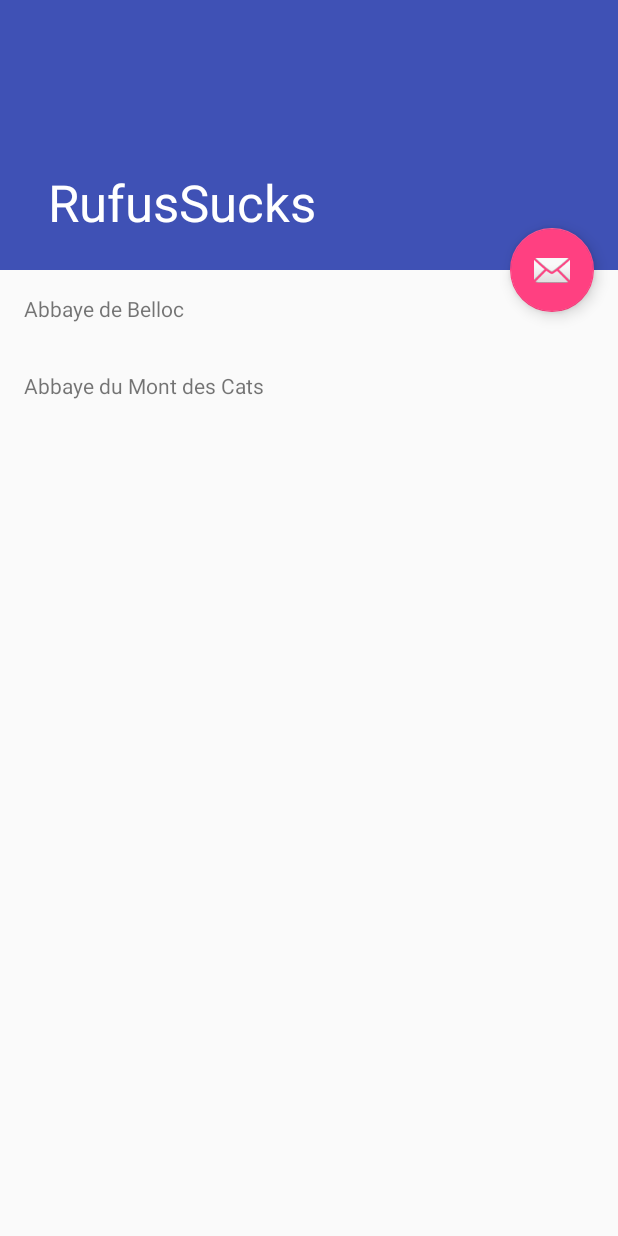
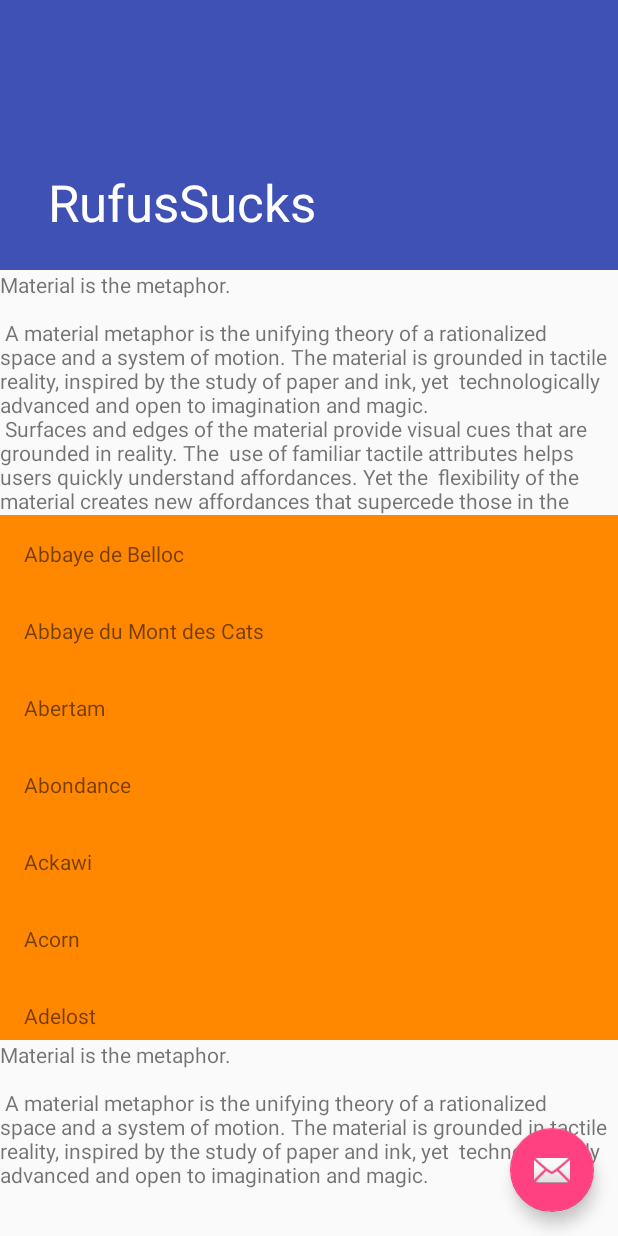
Before and after one commit to DukeCabbage/RufusSucks, an Android app: the screen it shows after launch (ScrollingActivity), on a phone screen of 412 x 824 dp. Run offline under Robolectric (Android 15) with nearby library versions, the phone set to English and light mode, and no system bars.

Commit message:
less hack

```diff
--- a/app/build.gradle
+++ b/app/build.gradle
@@ -22,6 +22,6 @@ android {
 dependencies {
     compile fileTree(dir: 'libs', include: ['*.jar'])
     testCompile 'junit:junit:4.12'
-    compile 'com.android.support:appcompat-v7:23.1.1'
-    compile 'com.android.support:design:23.1.1'
+    compile 'com.android.support:appcompat-v7:23.2.0'
+    compile 'com.android.support:design:23.2.0'
 }
--- a/app/src/main/java/com/dukecabbage/rufussucks/Cheeses.java
+++ b/app/src/main/java/com/dukecabbage/rufussucks/Cheeses.java
@@ -2,7 +2,7 @@ package com.dukecabbage.rufussucks;
 
 public class Cheeses {
 
-    public static final String[] sCheeseStrings = {
+    public static final String[] sLongStrings = {
             "Abbaye de Belloc", "Abbaye du Mont des Cats", "Abertam", "Abondance", "Ackawi",
             "Acorn", "Adelost", "Affidelice au Chablis", "Afuega'l Pitu", "Airag", "Airedale",
             "Aisy Cendre", "Allgauer Emmentaler", "Alverca", "Ambert", "American Cheese"
--- a/app/src/main/java/com/dukecabbage/rufussucks/ScrollingActivity.java
+++ b/app/src/main/java/com/dukecabbage/rufussucks/ScrollingActivity.java
@@ -30,14 +30,22 @@ public class ScrollingActivity extends AppCompatActivity {
             }
         });
 
-        RecyclerView mRecyclerView = (RecyclerView) findViewById(R.id.rv_main);
+        final RecyclerView mRecyclerView = (RecyclerView) findViewById(R.id.rv_main);
         mRecyclerView.setHasFixedSize(true);
 
         // use a linear layout manager
         mRecyclerView.setLayoutManager(new LinearLayoutManager(this));
 
         // specify an adapter (see also next example)
-        mRecyclerView.setAdapter(new MyAdapter(Cheeses.shortStrings));
+        mRecyclerView.setAdapter(new MyAdapter(Cheeses.sLongStrings));
+
+
+        mRecyclerView.post(new Runnable() {
+            @Override
+            public void run() {
+                findViewById(R.id.ll_container).requestFocus();
+            }
+        });
     }
 
     public static class MyAdapter extends RecyclerView.Adapter<MyAdapter.ViewHolder> {
--- a/app/src/main/res/layout/activity_scrolling.xml
+++ b/app/src/main/res/layout/activity_scrolling.xml
@@ -11,12 +11,11 @@
     <android.support.design.widget.AppBarLayout
         android:id="@+id/app_bar"
         android:layout_width="match_parent"
-        android:layout_height="@dimen/app_bar_height"
+        android:layout_height="180dp"
         android:fitsSystemWindows="true"
         android:theme="@style/AppTheme.AppBarOverlay">
 
         <android.support.design.widget.CollapsingToolbarLayout
-            android:id="@+id/toolbar_layout"
             android:layout_width="match_parent"
             android:layout_height="match_parent"
             android:fitsSystemWindows="true"
@@ -31,6 +30,7 @@
                 app:popupTheme="@style/AppTheme.PopupOverlay"/>
 
         </android.support.design.widget.CollapsingToolbarLayout>
+
     </android.support.design.widget.AppBarLayout>
 
     <!--<include layout="@layout/content_scrolling"/>-->
@@ -42,7 +42,6 @@
         android:layout_height="wrap_content"
         android:layout_margin="@dimen/fab_margin"
         android:src="@android:drawable/ic_dialog_email"
-        app:layout_anchor="@id/app_bar"
-        app:layout_anchorGravity="bottom|end"/>
+        android:layout_gravity="bottom|end"/>
 
 </android.support.design.widget.CoordinatorLayout>
--- a/app/src/main/res/layout/content_recycler.xml
+++ b/app/src/main/res/layout/content_recycler.xml
@@ -1,10 +1,42 @@
 <?xml version="1.0" encoding="utf-8"?>
-<android.support.v7.widget.RecyclerView xmlns:android="http://schemas.android.com/apk/res/android"
+<android.support.v4.widget.NestedScrollView xmlns:android="http://schemas.android.com/apk/res/android"
+    xmlns:tools="http://schemas.android.com/tools"
     xmlns:app="http://schemas.android.com/apk/res-auto"
-    xmlns:tools="http://schemas.android.com/tools"
-    android:id="@+id/rv_main"
+    tools:context="com.dukecabbage.rufussucks.ScrollingActivity"
+    tools:showIn="@layout/activity_scrolling"
+    android:id="@+id/scroll_view"
     android:layout_width="match_parent"
     android:layout_height="match_parent"
-    app:layout_behavior="@string/appbar_scrolling_view_behavior"
-    tools:context="com.dukecabbage.rufussucks.ScrollingActivity"
-    tools:showIn="@layout/activity_scrolling" />
+    app:layout_behavior="@string/appbar_scrolling_view_behavior">
+
+    <LinearLayout
+        android:id="@+id/ll_container"
+        android:layout_width="match_parent"
+        android:layout_height="match_parent"
+        android:focusable="true"
+        android:focusableInTouchMode="true"
+        android:orientation="vertical">
+
+        <TextView
+            android:id="@+id/top"
+            android:layout_width="match_parent"
+            android:layout_height="wrap_content"
+            android:maxLines="10"
+            android:text="@string/large_text"/>
+
+        <android.support.v7.widget.RecyclerView
+            android:id="@+id/rv_main"
+            android:layout_width="match_parent"
+            android:focusable="false"
+            android:focusableInTouchMode="false"
+            android:layout_height="350dp"/>
+
+        <TextView
+            android:layout_width="match_parent"
+            android:layout_height="wrap_content"
+            android:maxLines="6"
+            android:text="@string/large_text"/>
+
+    </LinearLayout>
+
+</android.support.v4.widget.NestedScrollView>
--- a/app/src/main/res/layout/item_view.xml
+++ b/app/src/main/res/layout/item_view.xml
@@ -4,7 +4,6 @@
     android:id="@+id/tv_name"
     android:layout_width="match_parent"
     android:layout_height="wrap_content"
+    android:background="@android:color/holo_orange_dark"
     android:padding="16dp"
-    tools:text="Blah blah">
-
-</TextView>
+    tools:text="Blah blah" />
--- a/app/src/main/res/values/dimens.xml
+++ b/app/src/main/res/values/dimens.xml
@@ -1,5 +1,5 @@
 <resources>
-    <dimen name="app_bar_height">180dp</dimen>
+    <dimen name="app_bar_height">56dp</dimen>
     <dimen name="fab_margin">16dp</dimen>
     <dimen name="text_margin">16dp</dimen>
 </resources>
```
